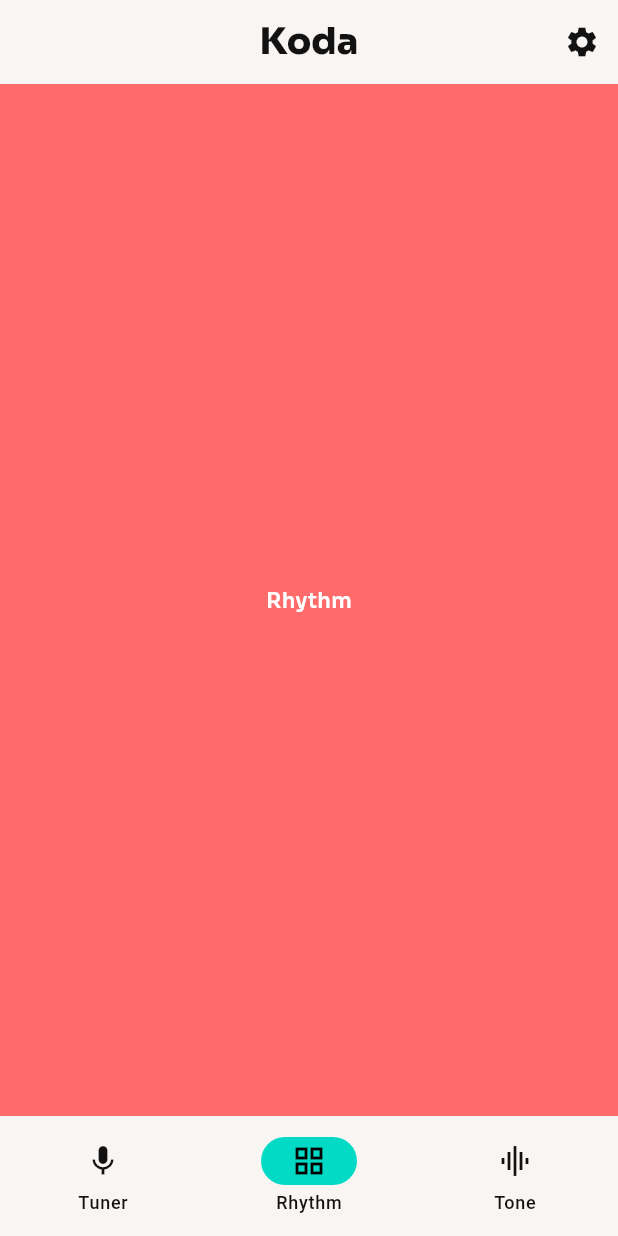
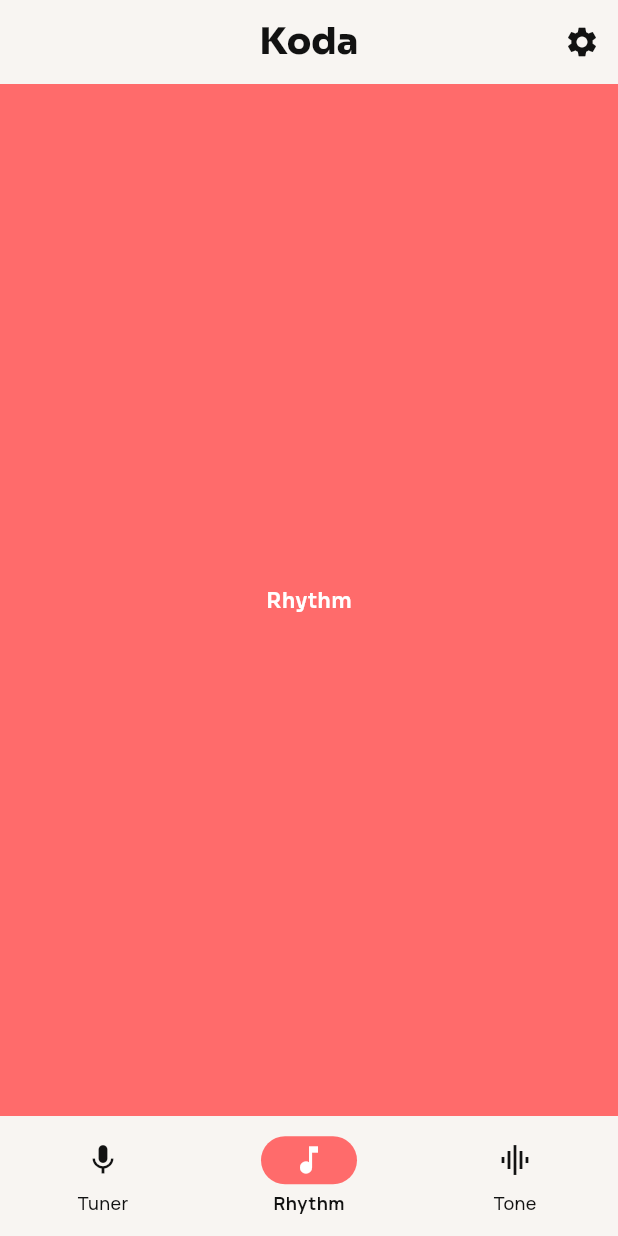
Before and after one commit to calumabarnett/tuner, a Flutter app: the screen it shows after launch, item 2 of the bottom bar chosen, on a phone screen of 412 x 824 dp. Run offline on Flutter 3.47's test engine with Material 3 defaults, Android fonts, the phone set to English and light mode, and no system bars; our stand-ins replace flutter_riverpod, google_fonts, permission_handler; missing offline and left inert: flutter_audio_capture, pitch_detector_dart.

Commit message:
Update Navigation Bar UI and Icons (#7)
* Update Navigation Bar styling to match feature colors and design system

- Changed Navigation Bar icons to `mic` (Tuner), `library_music` (Rhythm), and `graphic_eq` (Tone).
- Implemented dynamic active indicator color matching the feature page (Indigo, Red, Mint).
- Updated Navigation Bar label font to Manrope.
- Set selected icon color to White for visibility on colored indicators.

* Update Navigation Bar styling to match feature colors and design system

- Changed Navigation Bar icons to `mic` (Tuner), `music_note` (Rhythm), and `graphic_eq` (Tone).
- Implemented dynamic active indicator color matching the feature page (Indigo, Red, Mint).
- Updated Navigation Bar label font to Manrope.
- Set selected icon color to White for visibility on colored indicators.
- Removed transition animations for the indicator color (`animationDuration: Duration.zero`).

---------

Co-authored-by: google-labs-jules[bot] <161369871+google-labs-jules[bot]@users.noreply.github.com>
Co-authored-by: Calum Barnett <calum.barnett@outlook.com>

```diff
--- a/lib/src/features/home/presentation/main_screen.dart
+++ b/lib/src/features/home/presentation/main_screen.dart
@@ -1,4 +1,6 @@
 import 'package:flutter/material.dart';
+import 'package:google_fonts/google_fonts.dart';
+import '../../../theme/koda_theme.dart';
 import '../../rhythm/presentation/rhythm_screen.dart';
 import '../../settings/presentation/settings_screen.dart';
 import '../../tone/presentation/tone_screen.dart';
@@ -20,8 +22,23 @@ class _MainScreenState extends State<MainScreen> {
     ToneScreen(),
   ];
 
+  Color _getIndicatorColor(int index) {
+    switch (index) {
+      case 0:
+        return KodaColors.tuner;
+      case 1:
+        return KodaColors.rhythm;
+      case 2:
+        return KodaColors.tone;
+      default:
+        return KodaColors.tuner;
+    }
+  }
+
   @override
   Widget build(BuildContext context) {
+    // NavigationBarTheme can be used or properties directly.
+    // We use properties directly for dynamic values.
     return Scaffold(
       appBar: AppBar(
         title: const Text('Koda'),
@@ -38,8 +55,28 @@ class _MainScreenState extends State<MainScreen> {
         ],
       ),
       body: _screens[_currentIndex],
-      bottomNavigationBar: NavigationBar(
+      bottomNavigationBar: NavigationBarTheme(
+        data: NavigationBarThemeData(
+          labelTextStyle: WidgetStateProperty.resolveWith((states) {
+            final isSelected = states.contains(WidgetState.selected);
+            return GoogleFonts.manrope(
+              fontSize: 12,
+              fontWeight: isSelected ? FontWeight.w700 : FontWeight.w500,
+              color: Theme.of(context).colorScheme.onSurface,
+            );
+          }),
+          iconTheme: WidgetStateProperty.resolveWith((states) {
+            if (states.contains(WidgetState.selected)) {
+              return const IconThemeData(color: Colors.white);
+            }
+            return IconThemeData(
+                color: Theme.of(context).colorScheme.onSurfaceVariant);
+          }),
+        ),
+        child: NavigationBar(
           selectedIndex: _currentIndex,
+          indicatorColor: _getIndicatorColor(_currentIndex),
+          animationDuration: Duration.zero,
           onDestinationSelected: (index) {
             setState(() {
               _currentIndex = index;
@@ -51,7 +88,7 @@ class _MainScreenState extends State<MainScreen> {
               label: 'Tuner',
             ),
             NavigationDestination(
-            icon: Icon(Icons.grid_view),
+              icon: Icon(Icons.music_note),
               label: 'Rhythm',
             ),
             NavigationDestination(
@@ -60,6 +97,7 @@ class _MainScreenState extends State<MainScreen> {
             ),
           ],
         ),
+      ),
     );
   }
 }
```
Lines whose indentation alone changed are shown as unchanged.
